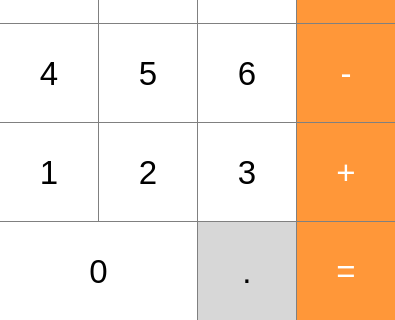
The window that mainwindow.ui (beryanow/cpp-qt-calculator) describes before a commit, drawn with Qt 5; both pictures show x 0 to 395 and y 265 to 585 of the 395 by 585 pixel window.
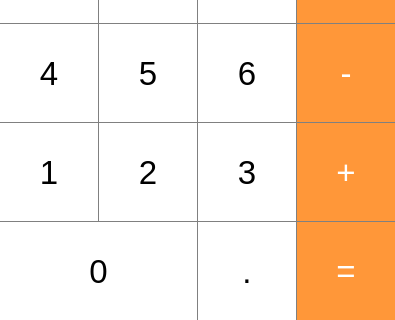
The same window after the commit.

Diff of the .ui file:
```diff
--- a/mainwindow.ui
+++ b/mainwindow.ui
@@ -910,7 +910,7 @@
     </property>
     <property name="styleSheet">
      <string notr="true">QPushButton {
-  background-color: rgb(215, 215, 215);
+  background-color: rgb(255, 255, 255);
   border: 1px solid gray;
 }
 
```
